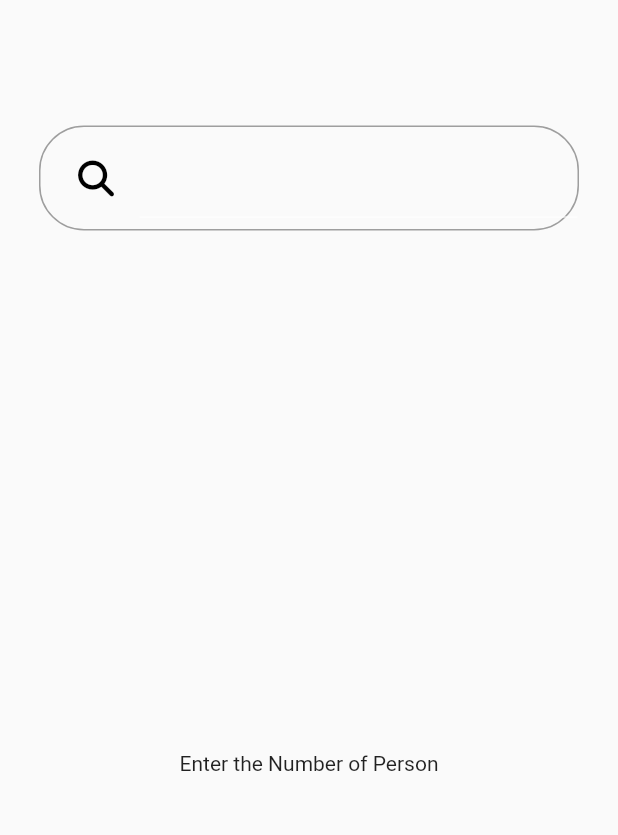
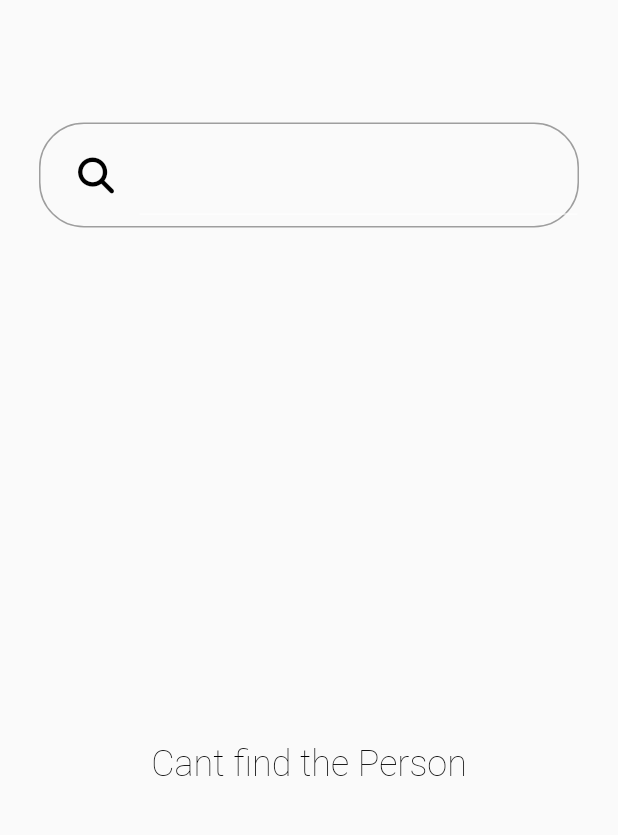
Before and after one commit to Ahmedkhattab21/gym_buiss, a Flutter app: the searchScreen screen opened by its route, on a phone screen of 412 x 824 dp, the part 84-919 px from its top. Run offline on Flutter 3.47's test engine with Material 2 defaults, Android fonts, the phone set to English and light mode, and no system bars; our stand-ins replace font_awesome_flutter, sqflite; accounts and stored records are empty.

Commit message:
edit commit

```diff
--- a/lib/view/screens/AddPerson.dart
+++ b/lib/view/screens/AddPerson.dart
@@ -148,7 +148,6 @@
                 ],
               ),
             ),
-
           ],
         ),
       ),
--- a/lib/view/screens/Attendance.dart
+++ b/lib/view/screens/Attendance.dart
@@ -35,7 +35,6 @@
                  const SizedBox(width: 35,),
                   Expanded(
                     child: Button(fun: (){
-                      // DBHelper.updatePayed(999);
                       Provider.of<AttendanceProvider>(context,listen: false).payedValidate(context);
                     }
                         , wid: 177, hei: 89, cir: 20, color: const Color.fromRGBO(22, 178, 66, 1), text:"Pay"),
--- a/lib/view/screens/LoseWeight.dart
+++ b/lib/view/screens/LoseWeight.dart
@@ -97,7 +97,7 @@
                             _buildCell2(e.weight.toString(), 90),
                             _buildCell2(e.age.toString(), 90),
                             _buildCell2(e.days.toString(), 90),
-                            _buildCell2("14", 150),
+                            _buildCell2(e.atten_day.length.toString(), 150),
                             _buildCell2(e.payed==0?"payed":"Not Payed", 130),
                             _buildCell2("Lose Weight", 170),
                             ...(e.atten_day).map((ee) => Container(
--- a/lib/view/screens/OverWeight.dart
+++ b/lib/view/screens/OverWeight.dart
@@ -100,7 +100,7 @@
                               _buildCell2(e.weight.toString(), 90),
                               _buildCell2(e.age.toString(), 90),
                               _buildCell2(e.days.toString(), 90),
-                              _buildCell2("14", 150),
+                              _buildCell2(e.atten_day.length.toString(), 150),
                               _buildCell2(e.payed==0?"payed":"Not payed", 130),
                               _buildCell2("Over Weight", 170),
                               ...(e.atten_day).map((ee) => Container(
--- a/lib/view/screens/searchScreen.dart
+++ b/lib/view/screens/searchScreen.dart
@@ -2,9 +2,9 @@
 import 'package:flutter/material.dart';
 import 'package:flutter/rendering.dart';
 import 'package:font_awesome_flutter/font_awesome_flutter.dart';
-import 'package:gym2/model/person.dart';
 import 'package:provider/provider.dart';
 
+import '../../provider/AttendanceProvider.dart';
 import '../../provider/searchProvider.dart';
 import '../widget/button.dart';
 
@@ -23,7 +23,7 @@
 
   void initState() {
     super.initState();
-      Provider.of<SearchProvider>(context,listen: false).ssearchinDatabase();
+      Provider.of<SearchProvider>(context,listen: false).ssearchinDatabase(context);
   }
   double getDouble2(String x){
     double? number1=double.tryParse(x)??null;
@@ -37,7 +37,6 @@
   @override
   Widget build(BuildContext context) {
      var Dats=Provider.of<SearchProvider>(context,listen: true).Datesss;
-      // Person dattt=Provider.of<SearchProvider>(context,listen: false).pperson[0];
      Widget _buildcell(String txt ,double wid){
        return Container(
          padding:const EdgeInsets.all(5),
@@ -117,9 +116,9 @@
                       ),
                       onChanged:(String m){
                         setState((){
-                            (getDouble2(controller.text) !=-1 && controller.text.isNotEmpty)?
-                            Provider.of<SearchProvider>(context,listen: false).ssearchinDatabase(int.parse(m)):Container();
-
+                            (getDouble2(controller.text) !=-1 &&
+                                controller.text.isNotEmpty )?
+                            Provider.of<SearchProvider>(context,listen: false).ssearchinDatabase(context,int.parse(m)):Container();
                         });
                       },
                     ),
@@ -128,16 +127,18 @@
               ],
             ),
           ),
-           (getDouble2(controller.text)==-1 || controller.text.isEmpty)?
-          const  Center(child: Text("Enter the Number of Person")):
+
+           Provider.of<SearchProvider>(context,listen: true).vvb ==-1?
+               Container(child: Text("Cant find the Person",style: Theme.of(context).textTheme.headline2,),)
+               : (getDouble2(controller.text) ==-1 || controller.text.isEmpty)?
+            Center(child: Text("Enter the Number of Person",style:Theme.of(context).textTheme.headline2,)):
            Row(
               children: [
               Column(
               crossAxisAlignment: CrossAxisAlignment.start,
               children: [
               _buildcell("id", 60),
-              _buildcell2("d", 60),
-
+                ...Provider.of<SearchProvider>(context,listen: false).pperson.map((e) => _buildcell2(e.id.toString(),60),)
               ],
               ),
               Flexible(
@@ -156,12 +157,11 @@
                         _buildcell(" Days",90),
                         _buildcell("Attendance",150),
                         _buildcell("payed",130),
-                        _buildcell("Type",150),
-                        _buildcell("Dates",(170 * Dats.length) +0.0),
-
+                        _buildcell("Type",170),
+                        _buildcell("Dates", Provider.of<SearchProvider>(context,listen: true).pperson[0].atten_day.length ==0? 170 : (170 * Provider.of<SearchProvider>(context,listen: true).pperson[0].atten_day.length) +0.0),
                         ],
                       ),
-                      Row(
+                      ...Provider.of<SearchProvider>(context,listen: false).pperson.map((e)=>Row(
                         children: [
                           Container(
                             padding: EdgeInsets.all(7),
@@ -172,21 +172,21 @@
                             alignment: Alignment.center,
                             width: 200,
                             height: 60.0,
-                        child: Text("kj",
+                            child: Text(e.name.toString(),
                               overflow:TextOverflow.ellipsis,
                               textAlign:TextAlign.end
                               ,style: Theme.of(context).textTheme.headline2,
                             ),
                           ),
-                      _buildcell2("x1", 140),
-                      _buildcell2("x2", 90),
-                      _buildcell2("x3", 90),
-                      _buildcell2("x4", 90),
-                      _buildcell2("x5", 90),
-                      _buildcell2("x1", 150),
-                      _buildcell2("x2", 130),
-                      _buildcell2("x3", 150),
-                      ...Dats.map((e) => Container(
+                          _buildcell2(e.date.toString(), 140),
+                          _buildcell2(e.height.toString(), 90),
+                          _buildcell2(e.weight.toString(), 90),
+                          _buildcell2(e.age.toString(), 90),
+                          _buildcell2(e.days.toString(), 90),
+                          _buildcell2(e.atten_day.length.toString(), 150),
+                          _buildcell2(e.payed==0?"payed":"Not Payed", 130),
+                          _buildcell2(e.type==0?"Lose Weight":"Over Weight", 170),
+                          ...(e.atten_day).map((ee) => Container(
                             decoration: BoxDecoration(
                               border:Border.all(width: 0),
                               color: Colors.white,
@@ -194,21 +194,21 @@
                             alignment: Alignment.center,
                             width: 170,
                             height: 60.0,
-                        child: FittedBox(child: Text("${e}",style: Theme.of(context).textTheme.headline2,
+                            child: FittedBox(child: Text(ee.toString(),style: Theme.of(context).textTheme.headline2,
                             ),
                             ),
                           )
                           ),
 
                         ],
-                    ),
+                      ),).toList(),
                     ],
                   ),
                   ),
               ),
               ],
     ),
-           (getDouble2(controller.text) !=-1 && controller.text.isNotEmpty)?
+           (getDouble2(controller.text) !=-1 && controller.text.isNotEmpty && Provider.of<SearchProvider>(context,listen: true).vvb !=-1)?
            Padding(
             padding: const EdgeInsets.only(bottom: 60.0),
             child: Row(
@@ -220,7 +220,8 @@
             , wid: 185, hei: 74, cir: 10, color:const Color.fromRGBO(240, 9, 9, .77), text:"Delete"),
             ],
             ),
-            ): Container(),
+            ): Container()
+
         ],
       ),
     );
```
Also changed, not shown: lib/provider/searchProvider.dart (+32 -15 lines), lib/view/screens/Daily.dart (+4 -4 lines). Lines whose indentation alone changed are shown as unchanged.
